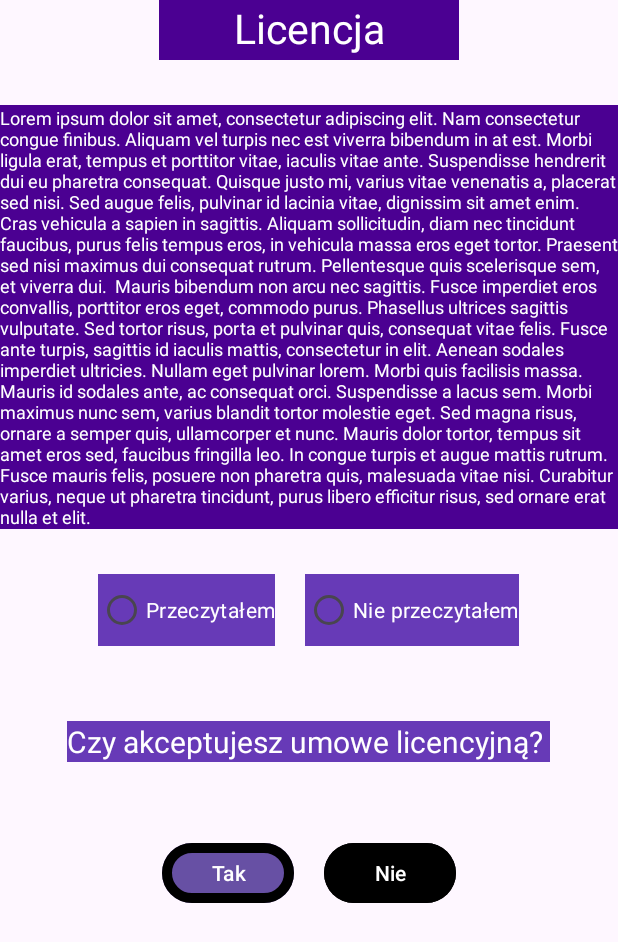
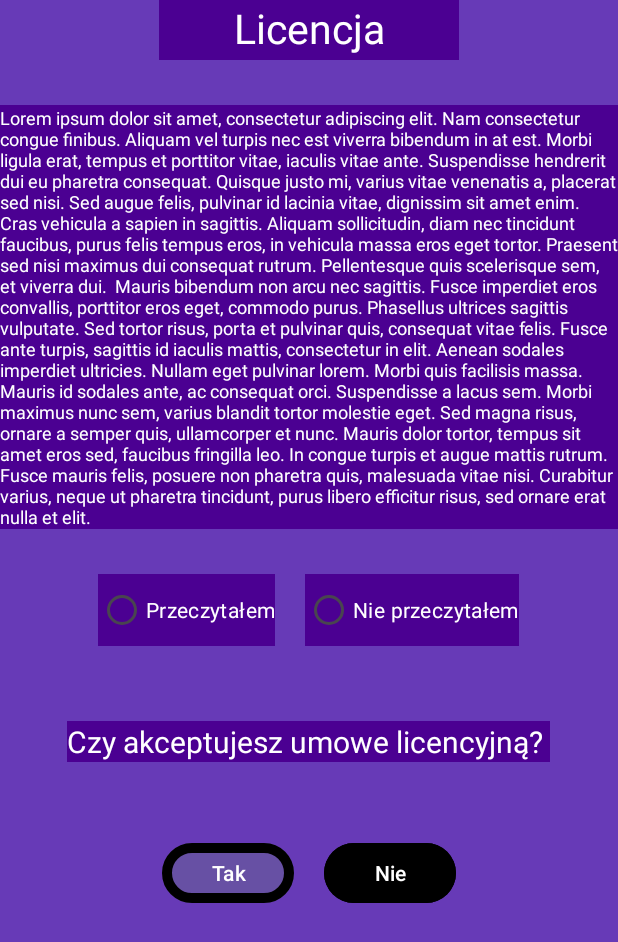
Before and after one commit to CzytelnyNick/LicenceMobile, an Android app: the screen it shows after launch (MainActivity), on a phone screen of 412 x 824 dp. Shown: the top 942 px of the screen. Run offline under Robolectric (Android 15) with nearby library versions, the phone set to English and light mode, and no system bars.

Commit message:
layout changes

```diff
--- a/MyApplication2/app/build.gradle.kts
+++ b/MyApplication2/app/build.gradle.kts
@@ -4,7 +4,7 @@ plugins {
 
 android {
     namespace = "com.example.myapplication"
-    compileSdk = 33
+    compileSdk = 34
 
     defaultConfig {
         applicationId = "com.example.myapplication"
--- a/MyApplication2/app/src/main/res/layout/activity_main.xml
+++ b/MyApplication2/app/src/main/res/layout/activity_main.xml
@@ -5,7 +5,8 @@
     android:layout_width="match_parent"
     android:layout_height="match_parent"
     android:layout_centerVertical="true"
-    android:backgroundTint="#673AB7"
+    android:background="#673AB7"
+
     tools:context=".MainActivity">
 
     <TextView
@@ -15,7 +16,7 @@
         android:layout_centerHorizontal="true"
         android:background="@color/purple"
         android:text="@string/title"
-
+        android:fontFamily=""
         android:textAlignment="center"
         android:textColor="@color/white"
         android:textSize="27sp"
@@ -84,7 +85,7 @@ Mauris bibendum non arcu nec sagittis. Fusce imperdiet eros convallis, porttitor
             android:id="@+id/radioButton"
             android:layout_width="wrap_content"
             android:layout_height="wrap_content"
-            android:background="#673AB7"
+            android:background="@color/purple"
             android:buttonTint="#FFFFFF"
             android:text="Przeczytałem"
             android:textColor="@color/white"
@@ -95,9 +96,9 @@ Mauris bibendum non arcu nec sagittis. Fusce imperdiet eros convallis, porttitor
             android:layout_width="wrap_content"
             android:layout_height="wrap_content"
             android:layout_marginStart="20dp"
-            android:background="#673AB7"
-            android:textColor="@color/white"
-            android:text="Nie przeczytałem" />
+            android:background="@color/purple"
+            android:text="Nie przeczytałem"
+            android:textColor="@color/white" />
     </RadioGroup>
 
     <TextView
@@ -107,9 +108,9 @@ Mauris bibendum non arcu nec sagittis. Fusce imperdiet eros convallis, porttitor
         android:layout_below="@+id/radioGroup"
         android:layout_centerHorizontal="true"
         android:layout_marginTop="50dp"
-        android:background="#673AB7"
+        android:background="@color/purple"
+        android:text="Czy akceptujesz umowe licencyjną? "
         android:textColor="@color/white"
-        android:text="Czy akceptujesz umowe licencyjną? "
         android:textSize="20sp"
 
         app:layout_constraintEnd_toEndOf="parent"
```
Also changed, not shown: 1 other file.
